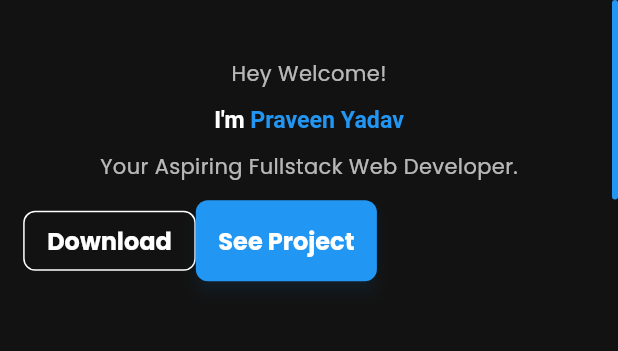
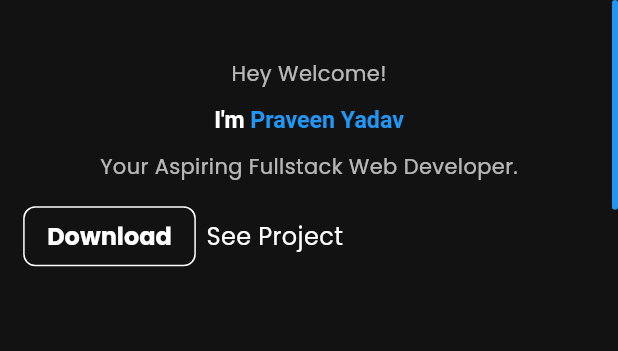
Before and after one commit to pytw/portfolio, a Flutter app: the screen it shows after launch, on a phone screen of 412 x 824 dp, the part 84-435 px from its top. Run offline on Flutter 3.47's test engine with Material 3 defaults, Android fonts, the phone set to English and light mode, and no system bars; our stand-ins replace firebase_core, flutter_screenutil, flutter_svg, font_awesome_flutter, go_router, google_fonts and 1 more; accounts and stored records are empty; statements that could not run were skipped.

Commit message:
contact section updated

````diff
--- a/lib/screens/home_screen.dart
+++ b/lib/screens/home_screen.dart
@@ -130,7 +130,7 @@ class _HomeScreenState extends State<HomeScreen> {
                       key: _contactKey,
                       margin: EdgeInsets.symmetric(
                           vertical: mediaQuery.height * 0.025),
-                      height: mediaQuery.height * 0.95,
+                      height: mediaQuery.height * 0.7,
                       child: const ContactSection(),
                     ),
                     const Footer(),
--- a/lib/screens/sections/about_section.dart
+++ b/lib/screens/sections/about_section.dart
@@ -93,7 +93,11 @@ class AboutSection extends StatelessWidget {
                   textStyle: Theme.of(context)
                       .textTheme
                       .bodyLarge!
-                      .copyWith(fontSize: bodyFontSize),
+                      .copyWith(fontSize: bodyFontSize,
+                  ),
+                  hoverEffects: const [HoverEffect.scale],
+                  clickBackgroundColor: Theme.of(context).primaryColor.withOpacity(0.8),
+                  clickEffects: const [ClickEffect.backgroundColor],
                 ),
               ),
             ],
--- a/lib/widgets/custom_button.dart
+++ b/lib/widgets/custom_button.dart
@@ -1,6 +1,5 @@
 import 'package:flutter/material.dart';
 
-/// Enum for defining hover effects on the button.
 enum HoverEffect {
   none,
   scale,
@@ -10,9 +9,9 @@ enum HoverEffect {
   iconColor,
   elevation,
   shadow,
+  underline,
 }
 
-/// Enum for defining click effects on the button.
 enum ClickEffect {
   none,
   scale,
@@ -24,34 +23,11 @@ enum ClickEffect {
   shadow,
 }
 
-/// Enum for defining the position of the icon relative to the label.
 enum IconPosition {
   isLeft,
   isRight,
 }
 
-/// A customizable button widget that supports hover and click effects.
-///
-/// This button can display either an icon, a label, or both, and provides various
-/// visual effects on hover and click events.
-///
-/// ### Usage:
-///
-/// To use the `CustomButton`, you need to provide either an icon, a label, or both.
-///
-/// ```dart
-/// CustomButton(
-///   onPressed: () {
-///     print('Button pressed');
-///   },
-///   label: 'Submit',
-///   icon: Icons.check,
-///   iconPosition: IconPosition.isLeft,
-///   hoverEffects: [HoverEffect.backgroundColor, HoverEffect.labelColor],
-///   clickEffects: [ClickEffect.backgroundColor],
-/// )
-/// ```
-///
 class CustomButton extends StatefulWidget {
   final String? label;
   final IconData? icon;
@@ -68,6 +44,10 @@ class CustomButton extends StatefulWidget {
   final Color hoverBorderColor;
   final Color hoverLabelColor;
   final Color hoverIconColor;
+  final Color clickBackgroundColor;
+  final Color clickBorderColor;
+  final Color clickLabelColor;
+  final Color clickIconColor;
   final TextStyle textStyle;
   final IconPosition iconPosition;
   final List<HoverEffect> hoverEffects;
@@ -81,6 +61,8 @@ class CustomButton extends StatefulWidget {
   final Widget? loadingIndicator;
   final MouseCursor cursor;
   final MouseCursor loadingCursor;
+  final Color hoverUnderlineColor;
+  final double hoverUnderlineWidth;
 
   const CustomButton({
     super.key,
@@ -89,17 +71,22 @@ class CustomButton extends StatefulWidget {
     this.icon,
     this.iconColor = Colors.white,
     this.iconSize = 16.0,
-    this.textStyle = const TextStyle(color: Colors.white, fontSize: 16),
+    this.textStyle = const TextStyle(
+        color: Colors.white, fontSize: 16),
     this.elevation = 4.0,
-    this.padding = const EdgeInsets.symmetric(horizontal: 15, vertical: 15),
+    this.padding = const EdgeInsets.all(6.0),
     this.borderRadius = const BorderRadius.all(Radius.circular(8.0)),
-    this.backgroundColor = Colors.blue,
+    this.backgroundColor = Colors.transparent,
     this.borderColor = Colors.transparent,
-    this.borderWidth = 0.0,
-    this.hoverBackgroundColor = Colors.blueAccent,
-    this.hoverBorderColor = Colors.blueAccent,
-    this.hoverLabelColor = Colors.black,
-    this.hoverIconColor = Colors.yellow,
+    this.borderWidth = 1.0,
+    this.hoverBackgroundColor = Colors.transparent,
+    this.hoverBorderColor = Colors.white,
+    this.hoverLabelColor = Colors.white,
+    this.hoverIconColor = Colors.white,
+    this.clickBackgroundColor = Colors.transparent,
+    this.clickBorderColor = Colors.white,
+    this.clickLabelColor = Colors.white,
+    this.clickIconColor = Colors.white,
     this.iconPosition = IconPosition.isLeft,
     this.hoverEffects = const [HoverEffect.none],
     this.clickEffects = const [ClickEffect.none],
@@ -112,6 +99,8 @@ class CustomButton extends StatefulWidget {
     this.loadingIndicator,
     this.cursor = SystemMouseCursors.click,
     this.loadingCursor = SystemMouseCursors.wait,
+    this.hoverUnderlineColor = Colors.white,
+    this.hoverUnderlineWidth = 2.0
   }) : assert(label != null || icon != null,
             'Either label or icon must be provided.');
 
@@ -128,12 +117,14 @@ class _CustomButtonState extends State<CustomButton>
   Widget build(BuildContext context) {
     Color effectiveBackgroundColor = widget.backgroundColor;
     Color effectiveBorderColor = widget.borderColor;
-    Color effectiveLabelColor = widget.textStyle.color ?? Colors.white;
+    Color effectiveLabelColor =
+        widget.textStyle.color ?? Colors.white; // Default label color
     Color effectiveIconColor = widget.iconColor;
+    double scale = 1.0;
+    bool showUnderline = false;
 
-    double effectiveElevation = widget.elevation;
-
-    if (widget.isEnabled && _isHovering) {
+    // Handle hover effects (if not clicked)
+    if (widget.isEnabled && _isHovering && !_isPressed) {
       if (widget.hoverEffects.contains(HoverEffect.backgroundColor)) {
         effectiveBackgroundColor = widget.hoverBackgroundColor;
       }
@@ -146,26 +137,32 @@ class _CustomButtonState extends State<CustomButton>
       if (widget.hoverEffects.contains(HoverEffect.iconColor)) {
         effectiveIconColor = widget.hoverIconColor;
       }
-      if (widget.hoverEffects.contains(HoverEffect.elevation)) {
-        effectiveElevation += 2.0;
+      if (widget.hoverEffects.contains(HoverEffect.elevation)) {}
+      if (widget.hoverEffects.contains(HoverEffect.scale)) {
+        scale = 1.1; // Increased scale on hover
+      }
+      if (widget.hoverEffects.contains(HoverEffect.underline)) {
+        showUnderline = true;
       }
     }
 
+    // Handle click effects
     if (widget.isEnabled && _isPressed) {
       if (widget.clickEffects.contains(ClickEffect.backgroundColor)) {
-        effectiveBackgroundColor = Colors.red;
+        effectiveBackgroundColor = widget.clickBackgroundColor;
       }
       if (widget.clickEffects.contains(ClickEffect.borderColor)) {
-        effectiveBorderColor = Colors.red;
+        effectiveBorderColor = widget.clickBorderColor;
       }
       if (widget.clickEffects.contains(ClickEffect.labelColor)) {
-        effectiveLabelColor = Colors.white;
+        effectiveLabelColor = widget.clickLabelColor;
       }
       if (widget.clickEffects.contains(ClickEffect.iconColor)) {
-        effectiveIconColor = Colors.red;
+        effectiveIconColor = widget.clickIconColor;
       }
-      if (widget.clickEffects.contains(ClickEffect.elevation)) {
-        effectiveElevation += 4.0;
+      if (widget.clickEffects.contains(ClickEffect.elevation)) {}
+      if (widget.clickEffects.contains(ClickEffect.scale)) {
+        scale = 0.9; // Scale-down slightly on click
       }
     }
 
@@ -187,42 +184,40 @@ class _CustomButtonState extends State<CustomButton>
         },
         onTapCancel: () => setState(() => _isPressed = false),
         child: AnimatedScale(
-          scale: _isPressed && widget.clickEffects.contains(ClickEffect.scale)
-              ? 0.95
-              : 1.0,
+          scale: scale,
           duration: const Duration(milliseconds: 200),
-          child: SizedBox(
+          child: AnimatedContainer(
+            duration: const Duration(milliseconds: 200),
             width: widget.width,
             height: widget.height,
+            decoration: BoxDecoration(
+              color: effectiveBackgroundColor,
+              borderRadius: widget.borderRadius,
+              border: Border.all(
+                  color: effectiveBorderColor, width: widget.borderWidth),
+              boxShadow: [
+                if (widget.hoverEffects.contains(HoverEffect.shadow) &&
+                    _isHovering &&
+                    !_isPressed)
+                  const BoxShadow(
+                    color: Colors.black54,
+                    blurRadius: 10,
+                    offset: Offset(0, 4),
+                  ),
+              ],
+            ),
             child: Material(
-              elevation: effectiveElevation,
-              borderRadius: widget.borderRadius,
-              shadowColor: _isHovering &&
-                      widget.hoverEffects.contains(HoverEffect.shadow)
-                  ? Colors.black54
-                  : Colors.transparent,
-              child: ElevatedButton(
-                onPressed: widget.isEnabled && !widget.showLoadingIndicator
+              color: Colors.transparent,
+              child: InkWell(
+                onTap: widget.isEnabled && !widget.showLoadingIndicator
                     ? widget.onPressed
                     : null,
-                style: ButtonStyle(
-                  elevation: WidgetStateProperty.all(effectiveElevation),
-                  padding: WidgetStateProperty.all(widget.padding),
-                  shape: WidgetStateProperty.all(
-                    RoundedRectangleBorder(
-                      borderRadius: widget.borderRadius,
-                      side: BorderSide(
-                        color: effectiveBorderColor,
-                        width: widget.borderWidth,
-                      ),
-                    ),
-                  ),
-                  backgroundColor:
-                      WidgetStateProperty.all(effectiveBackgroundColor),
-                  overlayColor: WidgetStateProperty.all(Colors.transparent),
+                borderRadius: widget.borderRadius,
+                child: Padding(
+                  padding: widget.padding,
+                  child: _buildButtonContent(
+                      effectiveLabelColor, effectiveIconColor, showUnderline),
                 ),
-                child: _buildButtonContent(
-                    effectiveLabelColor, effectiveIconColor),
               ),
             ),
           ),
@@ -232,7 +227,7 @@ class _CustomButtonState extends State<CustomButton>
   }
 
   Widget _buildButtonContent(
-      Color effectiveLabelColor, Color effectiveIconColor) {
+      Color effectiveLabelColor, Color effectiveIconColor, bool showUnderline) {
     if (widget.showLoadingIndicator) {
       return Row(
         mainAxisSize: MainAxisSize.min,
@@ -253,10 +248,7 @@ class _CustomButtonState extends State<CustomButton>
     }
 
     if (widget.label != null && widget.icon == null) {
-      return Text(
-        widget.label!,
-        style: widget.textStyle.copyWith(color: effectiveLabelColor),
-      );
+      return _buildLabel(effectiveLabelColor, showUnderline);
     }
 
     return Row(
@@ -273,10 +265,7 @@ class _CustomButtonState extends State<CustomButton>
               size: widget.iconSize,
             ),
           ),
-        Text(
-          widget.label!,
-          style: widget.textStyle.copyWith(color: effectiveLabelColor),
-        ),
+        _buildLabel(effectiveLabelColor, showUnderline),
         if (widget.icon != null && widget.iconPosition == IconPosition.isRight)
           Padding(
             padding: const EdgeInsets.only(left: 8.0),
@@ -291,4 +280,26 @@ class _CustomButtonState extends State<CustomButton>
       ],
     );
   }
+
+  Widget _buildLabel(Color effectiveLabelColor, bool showUnderline) {
+    return Container(
+      decoration: showUnderline
+          ? BoxDecoration(
+              border: Border(
+                bottom: BorderSide(
+                  color: widget.hoverUnderlineColor,
+                  width: widget.hoverUnderlineWidth,
+                ),
+              ),
+            )
+          : null,
+      child: Text(
+        widget.label!,
+        style: widget.textStyle.copyWith(
+          color:
+              widget.isEnabled ? effectiveLabelColor : widget.disabledTextColor,
+        ),
+      ),
+    );
+  }
 }
````
Also changed, not shown: lib/screens/sections/contact_section.dart (+73 -36 lines), lib/widgets/hoverable_button.dart (deleted, +0 -87 lines).
